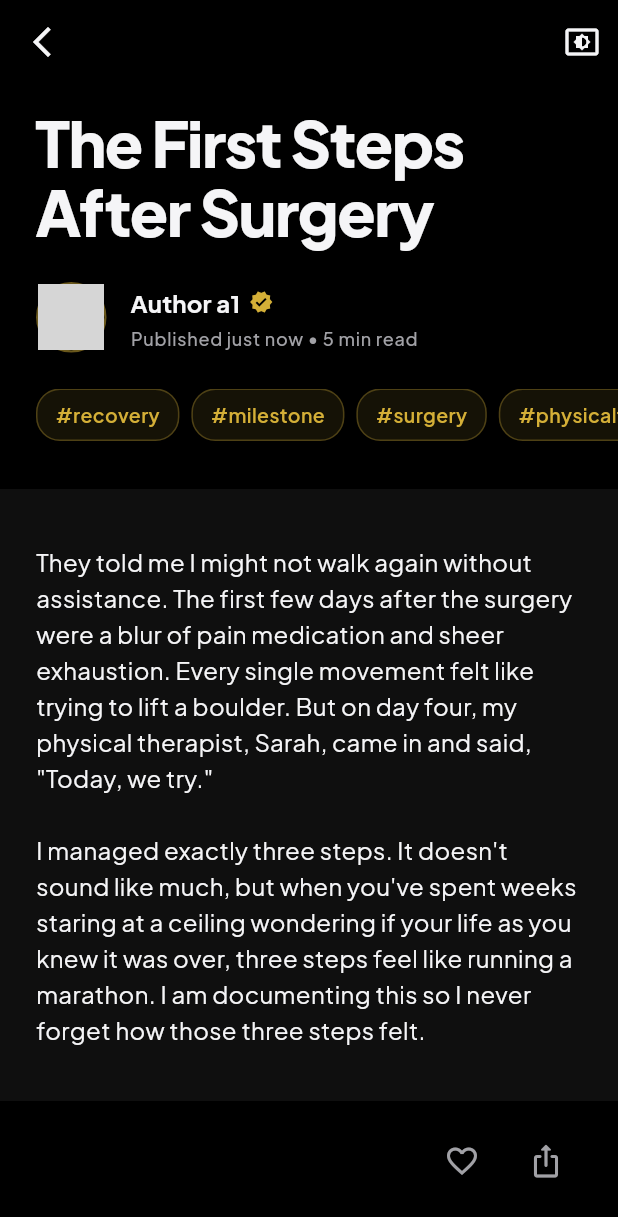
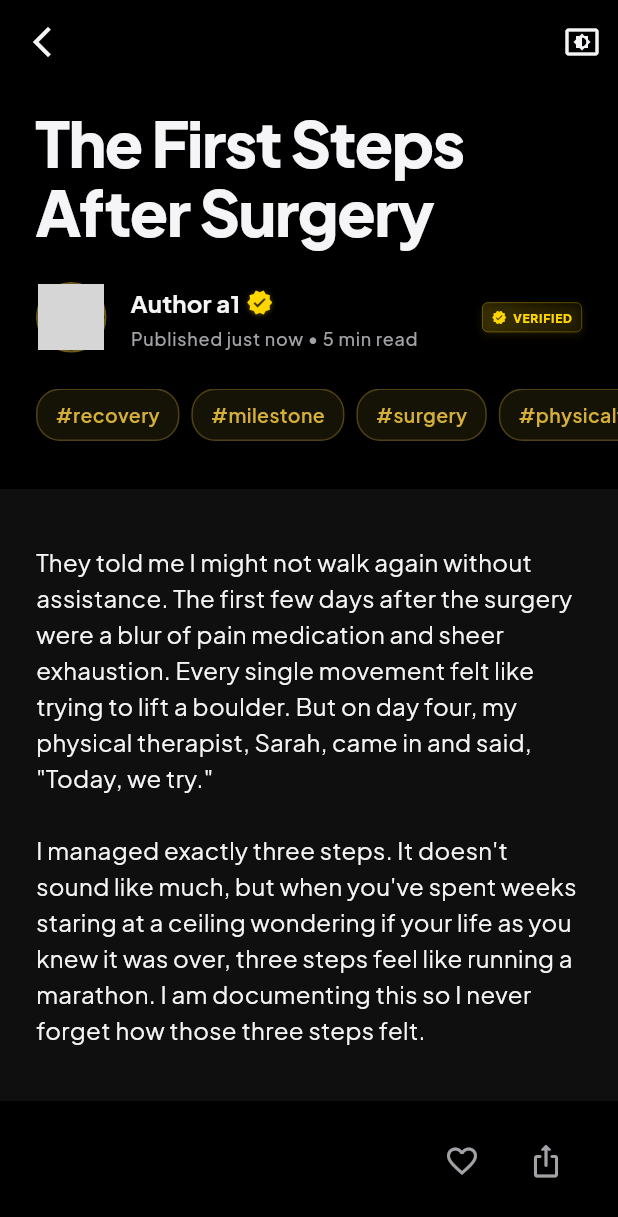
Before and after one commit to aviral2910/Healing-Milestone-v2, a Flutter app: the screen it shows after launch, after a tap on "Read more", on a phone screen of 412 x 824 dp. Shown: the top 1217 px of the screen. Run offline on Flutter 3.47's test engine with Material 3 defaults, Android fonts, the phone set to English and light mode, and no system bars; our stand-ins replace cloud_firestore, device_preview, flutter_riverpod, flutter_staggered_animations, freezed_annotation, go_router and 3 more; accounts and stored records are empty; network calls fail; grey boxes are pictures that could not be loaded.

Commit message:
types of user done

```diff
--- a/lib/core/data/dummy_data.dart
+++ b/lib/core/data/dummy_data.dart
@@ -18,6 +18,7 @@ final dummyUserProvider = Provider<UserModel>((ref) {
     followingCount: 84,
     followersList: ['user_x', 'user_y', 'user_z'],
     followingList: ['user_a', 'user_b'],
+    role: UserRole.author,
   );
 });
 
@@ -37,6 +38,8 @@ final dummyStoriesProvider = Provider<List<StoryModel>>((ref) {
       hashtagsList: ['recovery', 'milestone', 'surgery', 'physicaltherapy', 'nevergiveup', 'healingjourney', 'dayfour'],
       verifierId: 'v1',
       isVerifiedStory: true,
+      authorRole: UserRole.author,
+      isAuthorVerified: true,
     ),
     StoryModel(
       storyId: 's2',
@@ -52,6 +55,8 @@ final dummyStoriesProvider = Provider<List<StoryModel>>((ref) {
       hashtagsList: ['mentalhealth', 'chronicillness', 'hope'],
       verifierId: 'v1',
       isVerifiedStory: true,
+      authorRole: UserRole.healthcareProfessional,
+      isAuthorVerified: true,
     ),
     StoryModel(
       storyId: 's3',
@@ -67,6 +72,8 @@ final dummyStoriesProvider = Provider<List<StoryModel>>((ref) {
       hashtagsList: ['cancer', 'remission', 'anniversary'],
       verifierId: 'v1',
       isVerifiedStory: true,
+      authorRole: UserRole.organization,
+      isAuthorVerified: true,
     ),
     StoryModel(
       storyId: 's4',
@@ -82,6 +89,8 @@ final dummyStoriesProvider = Provider<List<StoryModel>>((ref) {
       hashtagsList: ['invisibleillness', 'spoonie', 'community'],
       verifierId: 'v1',
       isVerifiedStory: false,
+      authorRole: UserRole.reader,
+      isAuthorVerified: false,
     ),
     StoryModel(
       storyId: 's5',
@@ -98,6 +107,8 @@ final dummyStoriesProvider = Provider<List<StoryModel>>((ref) {
       hashtagsList: ['smallwins', 'healingjourney', 'mentalhealth'],
       verifierId: 'v1',
       isVerifiedStory: false,
+      authorRole: UserRole.reviewer,
+      isAuthorVerified: false,
     ),
   ];
 });
--- a/lib/core/models/story_model.dart
+++ b/lib/core/models/story_model.dart
@@ -1,3 +1,5 @@
+import 'user_model.dart';
+
 class StoryModel {
   final String storyId;
   final String heading;
@@ -19,7 +21,8 @@ class StoryModel {
   final String verifierId;
   final bool displayAuthorName;
   final List<String> taggedPeople;
-
+  final UserRole authorRole;
+  final bool isAuthorVerified;
 
   StoryModel({
     required this.storyId,
@@ -42,6 +45,8 @@ class StoryModel {
     required this.verifierId,
     this.displayAuthorName = true,
     this.taggedPeople = const [],
+    this.authorRole = UserRole.reader,
+    this.isAuthorVerified = false,
   });
 
   StoryModel copyWith({
@@ -65,6 +70,8 @@ class StoryModel {
     String? verifierId,
     bool? displayAuthorName,
     List<String>? taggedPeople,
+    UserRole? authorRole,
+    bool? isAuthorVerified,
   }) {
     return StoryModel(
       storyId: storyId ?? this.storyId,
@@ -87,6 +94,8 @@ class StoryModel {
       verifierId: verifierId ?? this.verifierId,
       displayAuthorName: displayAuthorName ?? this.displayAuthorName,
       taggedPeople: taggedPeople ?? this.taggedPeople,
+      authorRole: authorRole ?? this.authorRole,
+      isAuthorVerified: isAuthorVerified ?? this.isAuthorVerified,
     );
   }
 }
--- a/lib/core/models/user_model.dart
+++ b/lib/core/models/user_model.dart
@@ -1,3 +1,11 @@
+enum UserRole {
+  reader,
+  author,
+  reviewer,
+  healthcareProfessional,
+  organization,
+}
+
 class UserModel {
   final String userId;
   final String email;
@@ -13,11 +21,13 @@ class UserModel {
   final List<String> followersList;
   final List<String> followingList;
   final String userName;
+  final UserRole role;
 
   UserModel({
     required this.userId,
     required this.email,
     required this.userName,
+    this.role = UserRole.reader,
     this.phoneNumber,
     this.likedStories = const [],
     this.bookmarkedStories = const [],
@@ -46,11 +56,13 @@ class UserModel {
     List<String>? followersList,
     List<String>? followingList,
     String? userName,
+    UserRole? role,
   }) {
     return UserModel(
       userId: userId ?? this.userId,
       email: email ?? this.email,
       userName: userName ?? this.userName,
+      role: role ?? this.role,
       phoneNumber: phoneNumber ?? this.phoneNumber,
       likedStories: likedStories ?? this.likedStories,
       bookmarkedStories: bookmarkedStories ?? this.bookmarkedStories,
--- /dev/null
+++ b/lib/core/presentation/widgets/user_badge.dart
@@ -0,0 +1,110 @@
+import 'package:flutter/material.dart';
+import '../../../core/models/user_model.dart';
+
+class UserBadge extends StatelessWidget {
+  final UserRole role;
+  final bool isVerified;
+  final double iconSize;
+
+  const UserBadge({
+    super.key,
+    required this.role,
+    this.isVerified = false,
+    this.iconSize = 16.0,
+  });
+
+  Widget _buildShinyBadge(IconData innerIcon) {
+    return Stack(
+      alignment: Alignment.center,
+      children: [
+        // 1. The outer verified starburst shape
+        Icon(
+          Icons.verified,
+          color: const Color(0xFFFFD700), // Golden color
+          size: iconSize + 4,
+          shadows: [
+            Shadow(
+              color: const Color(0xFFFFD700).withValues(alpha: 0.4),
+              blurRadius: 4,
+              offset: const Offset(0, 1),
+            )
+          ],
+        ),
+        // 2. A gold circle to cover the transparent checkmark hole in the middle
+        Icon(
+          Icons.circle,
+          color: const Color(0xFFFFD700),
+          size: iconSize - 2,
+        ),
+        // 3. The actual role icon, colored to look like it's cut out (background color)
+        Icon(
+          innerIcon,
+          color: const Color(0xFF151515), // App background color
+          size: iconSize - 4, // Smaller to fit inside
+        ),
+      ],
+    );
+  }
+
+  @override
+  Widget build(BuildContext context) {
+    List<Widget> badges = [];
+
+    // Verified Status
+    // Don't show the verified tick for roles that inherently imply verification
+    bool showVerifiedTick = isVerified &&
+        role != UserRole.healthcareProfessional &&
+        role != UserRole.organization;
+
+    if (showVerifiedTick) {
+      badges.add(
+        Icon(
+          Icons.verified,
+          color: const Color(0xFFFFD700), // Golden color for verified
+          size: iconSize + 2,
+          shadows: [
+            Shadow(
+              color: const Color(0xFFFFD700).withValues(alpha: 0.4),
+              blurRadius: 4,
+              offset: const Offset(0, 1),
+            )
+          ],
+        ),
+      );
+    }
+
+    // Role-specific Badges
+    Widget? roleBadge;
+    switch (role) {
+      case UserRole.healthcareProfessional:
+        roleBadge = _buildShinyBadge(Icons.medical_services);
+        break;
+      case UserRole.organization:
+        roleBadge = _buildShinyBadge(Icons.domain);
+        break;
+      case UserRole.reviewer:
+        roleBadge = _buildShinyBadge(Icons.shield);
+        break;
+      case UserRole.author:
+      case UserRole.reader:
+        // No additional role badge by default
+        break;
+    }
+
+    if (roleBadge != null) {
+      if (badges.isNotEmpty) {
+        badges.add(const SizedBox(width: 6));
+      }
+      badges.add(roleBadge);
+    }
+
+    if (badges.isEmpty) {
+      return const SizedBox.shrink();
+    }
+
+    return Row(
+      mainAxisSize: MainAxisSize.min,
+      children: badges,
+    );
+  }
+}
--- /dev/null
+++ b/lib/core/presentation/widgets/verified_story_badge.dart
@@ -0,0 +1,54 @@
+import 'package:flutter/material.dart';
+
+class VerifiedStoryBadge extends StatelessWidget {
+  const VerifiedStoryBadge({super.key});
+
+  @override
+  Widget build(BuildContext context) {
+    return Container(
+      padding: const EdgeInsets.symmetric(horizontal: 6, vertical: 3),
+      decoration: BoxDecoration(
+        gradient: LinearGradient(
+          colors: [
+            const Color(0xFFFFD700).withValues(alpha: 0.15),
+            const Color(0xFFB8860B).withValues(alpha: 0.05),
+          ],
+          begin: Alignment.topLeft,
+          end: Alignment.bottomRight,
+        ),
+        borderRadius: BorderRadius.circular(4),
+        border: Border.all(
+          color: const Color(0xFFFFD700).withValues(alpha: 0.4),
+          width: 0.5,
+        ),
+        boxShadow: [
+          BoxShadow(
+            color: const Color(0xFFFFD700).withValues(alpha: 0.1),
+            blurRadius: 4,
+            offset: const Offset(0, 2),
+          ),
+        ],
+      ),
+      child: Row(
+        mainAxisSize: MainAxisSize.min,
+        children: [
+          Icon(
+            Icons.verified, // Standard verified checkmark
+            color: const Color(0xFFFFD700),
+            size: 10,
+          ),
+          const SizedBox(width: 4),
+          Text(
+            'VERIFIED',
+            style: TextStyle(
+              color: const Color(0xFFFFD700),
+              fontSize: 8,
+              fontWeight: FontWeight.w800,
+              letterSpacing: 0.5,
+            ),
+          ),
+        ],
+      ),
+    );
+  }
+}
--- a/lib/features/milestone/presentation/screens/story_detail_screen.dart
+++ b/lib/features/milestone/presentation/screens/story_detail_screen.dart
@@ -2,6 +2,10 @@ import 'dart:ui';
 import 'package:flutter/material.dart';
 import 'package:flutter_riverpod/flutter_riverpod.dart';
 import '../../../../core/models/media_attachment.dart';
+import '../../../../core/models/story_model.dart';
+import '../../../../core/models/user_model.dart';
+import '../../../../core/presentation/widgets/user_badge.dart';
+import '../../../../core/presentation/widgets/verified_story_badge.dart';
 import '../../../posts/presentation/widgets/post_display_widget.dart';
 import '../widgets/milestone_media_gallery.dart';
 import '../widgets/qna_thread.dart';
@@ -194,7 +198,8 @@ class StoryDetailScreen extends ConsumerWidget {
                                 ),
                               ),
                               const SizedBox(width: 16),
-                              Column(
+                              Expanded(
+                                child: Column(
                                   crossAxisAlignment: CrossAxisAlignment.start,
                                   children: [
                                     Row(
@@ -210,12 +215,12 @@ class StoryDetailScreen extends ConsumerWidget {
                                             color: const Color(0xFFF5F5F7),
                                           ),
                                         ),
-                                      if (story.isVerifiedStory) ...[
-                                        const SizedBox(width: 6),
-                                        Icon(Icons.verified,
-                                            color: theme.colorScheme.primary,
-                                            size: 16),
-                                      ],
+                                        const SizedBox(width: 4),
+                                        UserBadge(
+                                          role: story.authorRole,
+                                          isVerified: story.isAuthorVerified,
+                                          iconSize: 16,
+                                        ),
                                       ],
                                     ),
                                     const SizedBox(height: 4),
@@ -229,6 +234,9 @@ class StoryDetailScreen extends ConsumerWidget {
                                     ),
                                   ],
                                 ),
+                              ),
+                              if (story.isVerifiedStory)
+                                const VerifiedStoryBadge(),
                             ],
                           ),
                         ],
--- a/lib/features/posts/presentation/screens/post_screen.dart
+++ b/lib/features/posts/presentation/screens/post_screen.dart
@@ -1,6 +1,9 @@
 import 'package:flutter/material.dart';
 import 'package:flutter_riverpod/flutter_riverpod.dart';
 import 'package:go_router/go_router.dart';
+import '../../../../core/models/category_model.dart';
+import '../../../../core/presentation/widgets/user_badge.dart';
+import '../../../../core/presentation/widgets/verified_story_badge.dart';
 import '../../../../core/data/dummy_data.dart';
 import '../../../../core/models/story_model.dart';
 import '../../../../logo/healing_milestone_logo.dart';
@@ -303,15 +306,17 @@ class _HorizontalFeedCardState extends State<_HorizontalFeedCard>
                               overflow: TextOverflow.ellipsis,
                             ),
                           ),
-                          if (widget.story.isVerifiedStory) ...[
-                            const SizedBox(width: 4),
-                            Icon(Icons.verified,
-                                color: theme.colorScheme.primary,
-                                size: 14), // Golden
-                          ]
+                          const SizedBox(width: 4),
+                          UserBadge(
+                            role: widget.story.authorRole,
+                            isVerified: widget.story.isAuthorVerified,
+                            iconSize: 14,
+                          ),
                         ],
                       ),
                     ),
+                    if (widget.story.isVerifiedStory)
+                      const VerifiedStoryBadge(),
                   ],
                 ),
               ),
--- a/lib/shared/widgets/story_card.dart
+++ b/lib/shared/widgets/story_card.dart
@@ -1,5 +1,7 @@
 import 'package:flutter/material.dart';
 import '../../core/models/story_model.dart';
+import '../../core/presentation/widgets/user_badge.dart';
+import '../../core/presentation/widgets/verified_story_badge.dart';
 
 
 class StoryCard extends StatefulWidget {
@@ -97,11 +99,11 @@ class _StoryCardState extends State<StoryCard>
                                   fontWeight: FontWeight.w600,
                                 ),
                               ),
-                              if (widget.story.isVerifiedStory) ...[
-                                const SizedBox(width: 4),
-                                Icon(Icons.verified,
-                                    color: theme.colorScheme.primary, size: 16),
-                              ]
+                              const SizedBox(width: 4),
+                              UserBadge(
+                                role: widget.story.authorRole,
+                                isVerified: widget.story.isAuthorVerified,
+                              ),
                             ],
                           ),
                           const SizedBox(height: 4),
@@ -115,6 +117,8 @@ class _StoryCardState extends State<StoryCard>
                         ],
                       ),
                     ),
+                    if (widget.story.isVerifiedStory)
+                      const VerifiedStoryBadge(),
                   ],
                 ),
               ),
```
Lines whose indentation alone changed are shown as unchanged.
